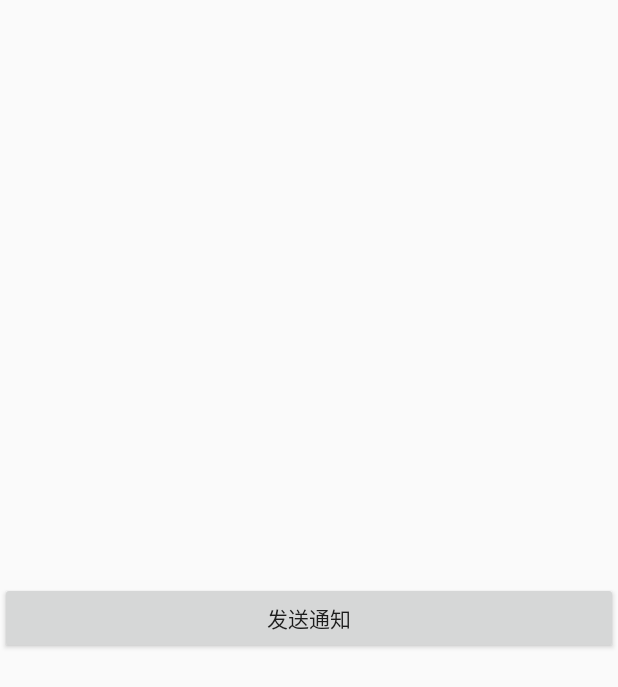
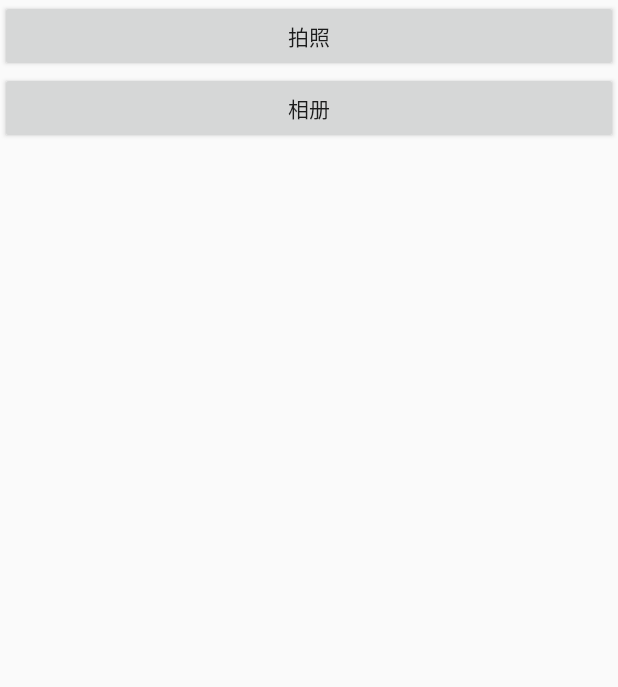
Before and after one commit to YuxiangLiu520/DemoBase, an Android app: the screen it shows after launch (NotificationActivity before the commit, CameraActivity after it), on a phone screen of 412 x 824 dp. Shown: the top 687 px of the screen. Run offline under Robolectric (Android 15) with nearby library versions, the phone set to English and light mode, and no system bars; libraries missing offline, so code that uses them is left out: org.litepal; 1 statement that could not run was skipped.

Commit message:
Add camera demo

```diff
--- a/app/build.gradle
+++ b/app/build.gradle
@@ -4,7 +4,7 @@ android {
     compileSdkVersion 28
     defaultConfig {
         applicationId "com.yxliu.demo"
-        minSdkVersion 20
+        minSdkVersion 19
         targetSdkVersion 28
         versionCode 1
         versionName "1.0"
--- /dev/null
+++ b/app/src/main/res/layout/activity_camera.xml
@@ -0,0 +1,30 @@
+<?xml version="1.0" encoding="utf-8"?>
+<android.support.constraint.ConstraintLayout xmlns:android="http://schemas.android.com/apk/res/android"
+    xmlns:tools="http://schemas.android.com/tools"
+    android:layout_width="match_parent"
+    android:layout_height="match_parent"
+    tools:context=".activity.CameraActivity">
+
+    <LinearLayout
+        android:layout_width="match_parent"
+        android:layout_height="match_parent"
+        android:orientation="vertical">
+
+        <Button
+            android:id="@+id/btn_take_photo"
+            android:layout_width="match_parent"
+            android:layout_height="wrap_content"
+            android:text="@string/camera_take_photo"/>
+        <Button
+            android:id="@+id/btn_choose_photo"
+            android:layout_width="match_parent"
+            android:layout_height="wrap_content"
+            android:text="@string/camera_choose_photo"/>
+        <ImageView
+            android:id="@+id/iv_show_photo"
+            android:layout_width="wrap_content"
+            android:layout_height="wrap_content"
+            android:layout_gravity="center_horizontal"/>
+    </LinearLayout>
+
+</android.support.constraint.ConstraintLayout>
--- a/app/src/main/res/values/strings.xml
+++ b/app/src/main/res/values/strings.xml
@@ -38,4 +38,8 @@
 
     <!-- Notification -->
     <string name="send_notification">发送通知</string>
+
+    <!-- Camera -->
+    <string name="camera_take_photo">拍照</string>
+    <string name="camera_choose_photo">相册</string>
 </resources>
--- /dev/null
+++ b/app/src/main/res/xml/file_paths.xml
@@ -0,0 +1,6 @@
+<?xml version="1.0" encoding="utf-8"?>
+<paths xmlns:android="http://schemas.android.com/apk/res/android">
+    <external-path
+        name="my_images"
+        path=""/>
+</paths>
```
Also changed, not shown: app/src/main/AndroidManifest.xml (+21 -3 lines), app/src/main/java/com/yxliu/demo/activity/CameraActivity.java (added, +193 -0 lines).
